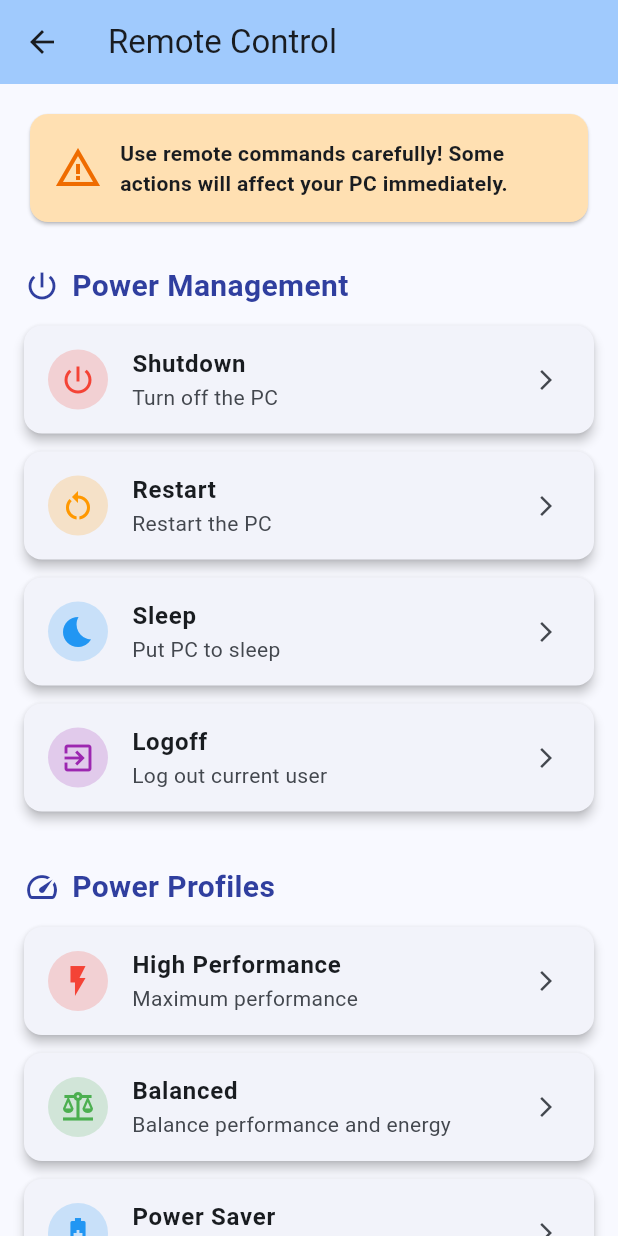
After one commit to vivek123r/systemMonitor, a Flutter app: the screen it shows after launch, after a tap on the "settings remote" icon, on a phone screen of 412 x 824 dp. The commit adds this screen. Run offline on Flutter 3.47's test engine with Material 3 defaults, Android fonts, the phone set to English and light mode, and no system bars; network calls fail.

Commit message:
Implement remote control features: add command execution, server endpoints, and Flutter UI integration

```diff
--- a/requirements.txt
+++ b/requirements.txt
@@ -1,3 +1,8 @@
 fastapi
 pydantic
 uvicorn
+psutil
+requests
+gputil
+pillow
+screen-brightness-control
--- a/systemmonitor/lib/main.dart
+++ b/systemmonitor/lib/main.dart
@@ -2,6 +2,7 @@ import 'package:flutter/material.dart';
 import 'package:http/http.dart' as http;
 import 'dart:convert';
 import 'dart:async';
+import 'remote_control_page.dart';
 
 void main() {
   runApp(const MyApp());
@@ -47,6 +48,14 @@ class _SystemMonitorPageState extends State<SystemMonitorPage> {
   bool _isLoading = true;
   String? _error;
   DateTime? _lastUpdate;
+
+  // Expansion states for collapsible sections
+  bool _cpuDetailsExpanded = false;
+  bool _ramDetailsExpanded = false;
+  bool _gpuDetailsExpanded = false;
+  bool _diskDetailsExpanded = false;
+  bool _networkDetailsExpanded = false;
+  bool _processesExpanded = false;
 
   @override
   void initState() {
@@ -95,6 +104,18 @@ class _SystemMonitorPageState extends State<SystemMonitorPage> {
         title: const Text('System Monitor'),
         backgroundColor: Theme.of(context).colorScheme.inversePrimary,
         actions: [
+          IconButton(
+            icon: const Icon(Icons.settings_remote),
+            tooltip: 'Remote Control',
+            onPressed: () {
+              Navigator.push(
+                context,
+                MaterialPageRoute(
+                  builder: (context) => const RemoteControlPage(),
+                ),
+              );
+            },
+          ),
           if (_lastUpdate != null)
             Padding(
               padding: const EdgeInsets.all(16.0),
@@ -143,24 +164,45 @@ class _SystemMonitorPageState extends State<SystemMonitorPage> {
                     stats['cpu'],
                     Icons.memory,
                     Colors.blue,
+                    onTap: stats['cpu_details'] != null
+                        ? () => setState(
+                            () => _cpuDetailsExpanded = !_cpuDetailsExpanded,
+                          )
+                        : null,
+                    isExpanded: _cpuDetailsExpanded,
                   ),
-                  if (stats['cpu_details'] != null) _buildCPUDetails(),
+                  if (stats['cpu_details'] != null && _cpuDetailsExpanded)
+                    _buildCPUDetails(),
                   const SizedBox(height: 16),
                   _buildStatCard(
                     'RAM Usage',
                     stats['ram'],
                     Icons.storage,
                     Colors.green,
+                    onTap: stats['ram_details'] != null
+                        ? () => setState(
+                            () => _ramDetailsExpanded = !_ramDetailsExpanded,
+                          )
+                        : null,
+                    isExpanded: _ramDetailsExpanded,
                   ),
-                  if (stats['ram_details'] != null) _buildRAMDetails(),
+                  if (stats['ram_details'] != null && _ramDetailsExpanded)
+                    _buildRAMDetails(),
                   const SizedBox(height: 16),
                   _buildStatCard(
                     'GPU Usage',
                     stats['gpu'],
                     Icons.videocam,
                     Colors.orange,
+                    onTap: stats['gpu_details'] != null
+                        ? () => setState(
+                            () => _gpuDetailsExpanded = !_gpuDetailsExpanded,
+                          )
+                        : null,
+                    isExpanded: _gpuDetailsExpanded,
                   ),
-                  if (stats['gpu_details'] != null) _buildGPUDetails(),
+                  if (stats['gpu_details'] != null && _gpuDetailsExpanded)
+                    _buildGPUDetails(),
                   const SizedBox(height: 16),
                   _buildDiskCards(),
                   if (stats['network'] != null) ...[
@@ -432,12 +474,17 @@ class _SystemMonitorPageState extends State<SystemMonitorPage> {
     String title,
     dynamic value,
     IconData icon,
-    Color color,
-  ) {
+    Color color, {
+    VoidCallback? onTap,
+    bool isExpanded = false,
+  }) {
     final percentage = value is num ? value.toDouble() : 0.0;
 
     return Card(
       elevation: 4,
+      child: InkWell(
+        onTap: onTap,
+        borderRadius: BorderRadius.circular(12),
         child: Padding(
           padding: const EdgeInsets.all(16),
           child: Column(
@@ -447,12 +494,19 @@ class _SystemMonitorPageState extends State<SystemMonitorPage> {
                 children: [
                   Icon(icon, color: color, size: 28),
                   const SizedBox(width: 8),
-                Text(
+                  Expanded(
+                    child: Text(
                       title,
                       style: const TextStyle(
                         fontSize: 18,
                         fontWeight: FontWeight.bold,
                       ),
+                    ),
+                  ),
+                  if (onTap != null)
+                    Icon(
+                      isExpanded ? Icons.expand_less : Icons.expand_more,
+                      color: Colors.grey,
                     ),
                 ],
               ),
@@ -466,9 +520,13 @@ class _SystemMonitorPageState extends State<SystemMonitorPage> {
               const SizedBox(height: 8),
               Text(
                 '${percentage.toStringAsFixed(1)}%',
-              style: const TextStyle(fontSize: 32, fontWeight: FontWeight.bold),
+                style: const TextStyle(
+                  fontSize: 32,
+                  fontWeight: FontWeight.bold,
+                ),
               ),
             ],
+          ),
         ),
       ),
     );
@@ -635,10 +693,18 @@ class _SystemMonitorPageState extends State<SystemMonitorPage> {
         ),
         ...diskDetails.entries.map((entry) {
           final details = entry.value as Map<String, dynamic>;
+          final diskIndex = diskDetails.keys.toList().indexOf(entry.key);
+          final isExpanded = _diskDetailsExpanded;
+
           return Padding(
             padding: const EdgeInsets.only(bottom: 12),
             child: Card(
               elevation: 4,
+              child: InkWell(
+                onTap: () => setState(
+                  () => _diskDetailsExpanded = !_diskDetailsExpanded,
+                ),
+                borderRadius: BorderRadius.circular(12),
                 child: Padding(
                   padding: const EdgeInsets.all(16),
                   child: Column(
@@ -652,12 +718,18 @@ class _SystemMonitorPageState extends State<SystemMonitorPage> {
                             size: 28,
                           ),
                           const SizedBox(width: 8),
-                        Text(
+                          Expanded(
+                            child: Text(
                               'Drive ${entry.key}:',
                               style: const TextStyle(
                                 fontSize: 18,
                                 fontWeight: FontWeight.bold,
                               ),
+                            ),
+                          ),
+                          Icon(
+                            isExpanded ? Icons.expand_less : Icons.expand_more,
+                            color: Colors.grey,
                           ),
                         ],
                       ),
@@ -676,18 +748,22 @@ class _SystemMonitorPageState extends State<SystemMonitorPage> {
                           fontWeight: FontWeight.bold,
                         ),
                       ),
+                      if (isExpanded) ...[
                         const Divider(height: 24),
                         _buildInfoRow('Total', '${details['total_gb']} GB'),
                         _buildInfoRow('Used', '${details['used_gb']} GB'),
                         _buildInfoRow('Free', '${details['free_gb']} GB'),
                         _buildInfoRow('Filesystem', details['filesystem']),
                       ],
+                    ],
+                  ),
                 ),
               ),
             ),
           );
         }).toList(),
-        if (stats['disk_io'] != null) _buildDiskIOCard(),
+        if (stats['disk_io'] != null && _diskDetailsExpanded)
+          _buildDiskIOCard(),
       ],
     );
   }
@@ -731,6 +807,10 @@ class _SystemMonitorPageState extends State<SystemMonitorPage> {
 
     return Card(
       elevation: 4,
+      child: InkWell(
+        onTap: () =>
+            setState(() => _networkDetailsExpanded = !_networkDetailsExpanded),
+        borderRadius: BorderRadius.circular(12),
         child: Padding(
           padding: const EdgeInsets.all(16),
           child: Column(
@@ -740,9 +820,20 @@ class _SystemMonitorPageState extends State<SystemMonitorPage> {
                 children: [
                   const Icon(Icons.network_check, color: Colors.teal, size: 28),
                   const SizedBox(width: 8),
-                const Text(
+                  const Expanded(
+                    child: Text(
                       'Network Statistics',
-                  style: TextStyle(fontSize: 18, fontWeight: FontWeight.bold),
+                      style: TextStyle(
+                        fontSize: 18,
+                        fontWeight: FontWeight.bold,
+                      ),
+                    ),
+                  ),
+                  Icon(
+                    _networkDetailsExpanded
+                        ? Icons.expand_less
+                        : Icons.expand_more,
+                    color: Colors.grey,
                   ),
                 ],
               ),
@@ -794,12 +885,15 @@ class _SystemMonitorPageState extends State<SystemMonitorPage> {
                   ),
                 ],
               ),
+              if (_networkDetailsExpanded) ...[
                 const Divider(height: 24),
                 _buildInfoRow('Errors In', '${network['errors_in']}'),
                 _buildInfoRow('Errors Out', '${network['errors_out']}'),
                 _buildInfoRow('Dropped In', '${network['drop_in']}'),
                 _buildInfoRow('Dropped Out', '${network['drop_out']}'),
               ],
+            ],
+          ),
         ),
       ),
     );
@@ -814,6 +908,9 @@ class _SystemMonitorPageState extends State<SystemMonitorPage> {
 
     return Card(
       elevation: 4,
+      child: InkWell(
+        onTap: () => setState(() => _processesExpanded = !_processesExpanded),
+        borderRadius: BorderRadius.circular(12),
         child: Padding(
           padding: const EdgeInsets.all(16),
           child: Column(
@@ -823,15 +920,22 @@ class _SystemMonitorPageState extends State<SystemMonitorPage> {
                 children: [
                   const Icon(Icons.apps, color: Colors.deepOrange, size: 28),
                   const SizedBox(width: 8),
-                Text(
+                  Expanded(
+                    child: Text(
                       'Top Processes (${processes['total_processes']} total)',
                       style: const TextStyle(
                         fontSize: 18,
                         fontWeight: FontWeight.bold,
                       ),
                     ),
+                  ),
+                  Icon(
+                    _processesExpanded ? Icons.expand_less : Icons.expand_more,
+                    color: Colors.grey,
+                  ),
                 ],
               ),
+              if (_processesExpanded) ...[
                 const Divider(height: 24),
                 if (topCPU != null) ...[
                   const Text(
@@ -844,7 +948,9 @@ class _SystemMonitorPageState extends State<SystemMonitorPage> {
                       dense: true,
                       leading: const Icon(Icons.memory, size: 20),
                       title: Text(proc['name'] ?? 'Unknown'),
-                  trailing: Text('${proc['cpu_percent']?.toStringAsFixed(1)}%'),
+                      trailing: Text(
+                        '${proc['cpu_percent']?.toStringAsFixed(1)}%',
+                      ),
                     );
                   }).toList(),
                 ],
@@ -867,6 +973,8 @@ class _SystemMonitorPageState extends State<SystemMonitorPage> {
                   }).toList(),
                 ],
               ],
+            ],
+          ),
         ),
       ),
     );
--- /dev/null
+++ b/systemmonitor/lib/remote_control_page.dart
@@ -0,0 +1,332 @@
+import 'package:flutter/material.dart';
+import 'package:http/http.dart' as http;
+import 'dart:convert';
+
+class RemoteControlPage extends StatefulWidget {
+  const RemoteControlPage({super.key});
+
+  @override
+  State<RemoteControlPage> createState() => _RemoteControlPageState();
+}
+
+class _RemoteControlPageState extends State<RemoteControlPage> {
+  static const String apiUrl =
+      'https://system-monitor-silk.vercel.app/api/command';
+
+  double _brightnessValue = 50.0;
+  bool _isLoading = false;
+
+  Future<void> sendCommand(
+    String command, {
+    Map<String, dynamic>? params,
+  }) async {
+    setState(() => _isLoading = true);
+
+    try {
+      final response = await http.post(
+        Uri.parse(apiUrl),
+        headers: {'Content-Type': 'application/json'},
+        body: json.encode({'command': command, 'params': params ?? {}}),
+      );
+
+      if (response.statusCode == 200) {
+        if (mounted) {
+          ScaffoldMessenger.of(context).showSnackBar(
+            SnackBar(
+              content: Text('Command "$command" sent successfully!'),
+              backgroundColor: Colors.green,
+              duration: const Duration(seconds: 2),
+            ),
+          );
+        }
+      } else {
+        throw Exception('Failed to send command');
+      }
+    } catch (e) {
+      if (mounted) {
+        ScaffoldMessenger.of(context).showSnackBar(
+          SnackBar(
+            content: Text('Error: $e'),
+            backgroundColor: Colors.red,
+            duration: const Duration(seconds: 3),
+          ),
+        );
+      }
+    } finally {
+      setState(() => _isLoading = false);
+    }
+  }
+
+  Future<bool> confirmAction(String title, String message) async {
+    return await showDialog<bool>(
+          context: context,
+          builder: (context) => AlertDialog(
+            title: Text(title),
+            content: Text(message),
+            actions: [
+              TextButton(
+                onPressed: () => Navigator.pop(context, false),
+                child: const Text('Cancel'),
+              ),
+              ElevatedButton(
+                onPressed: () => Navigator.pop(context, true),
+                style: ElevatedButton.styleFrom(backgroundColor: Colors.red),
+                child: const Text('Confirm'),
+              ),
+            ],
+          ),
+        ) ??
+        false;
+  }
+
+  @override
+  Widget build(BuildContext context) {
+    return Scaffold(
+      appBar: AppBar(
+        title: const Text('Remote Control'),
+        backgroundColor: Theme.of(context).colorScheme.inversePrimary,
+      ),
+      body: _isLoading
+          ? const Center(child: CircularProgressIndicator())
+          : SingleChildScrollView(
+              padding: const EdgeInsets.all(16),
+              child: Column(
+                crossAxisAlignment: CrossAxisAlignment.stretch,
+                children: [
+                  // Warning Card
+                  Card(
+                    color: Colors.orange[100],
+                    child: Padding(
+                      padding: const EdgeInsets.all(16),
+                      child: Row(
+                        children: [
+                          Icon(
+                            Icons.warning_amber,
+                            color: Colors.orange[800],
+                            size: 32,
+                          ),
+                          const SizedBox(width: 12),
+                          const Expanded(
+                            child: Text(
+                              'Use remote commands carefully! Some actions will affect your PC immediately.',
+                              style: TextStyle(fontWeight: FontWeight.bold),
+                            ),
+                          ),
+                        ],
+                      ),
+                    ),
+                  ),
+
+                  const SizedBox(height: 24),
+
+                  // Power Commands
+                  _buildSectionTitle(
+                    'Power Management',
+                    Icons.power_settings_new,
+                  ),
+                  _buildControlCard(
+                    icon: Icons.power_settings_new,
+                    title: 'Shutdown',
+                    subtitle: 'Turn off the PC',
+                    color: Colors.red,
+                    onTap: () async {
+                      if (await confirmAction(
+                        'Shutdown PC',
+                        'Are you sure you want to shutdown the PC?',
+                      )) {
+                        sendCommand('shutdown');
+                      }
+                    },
+                  ),
+                  _buildControlCard(
+                    icon: Icons.restart_alt,
+                    title: 'Restart',
+                    subtitle: 'Restart the PC',
+                    color: Colors.orange,
+                    onTap: () async {
+                      if (await confirmAction(
+                        'Restart PC',
+                        'Are you sure you want to restart the PC?',
+                      )) {
+                        sendCommand('restart');
+                      }
+                    },
+                  ),
+                  _buildControlCard(
+                    icon: Icons.bedtime,
+                    title: 'Sleep',
+                    subtitle: 'Put PC to sleep',
+                    color: Colors.blue,
+                    onTap: () => sendCommand('sleep'),
+                  ),
+                  _buildControlCard(
+                    icon: Icons.exit_to_app,
+                    title: 'Logoff',
+                    subtitle: 'Log out current user',
+                    color: Colors.purple,
+                    onTap: () async {
+                      if (await confirmAction(
+                        'Logoff',
+                        'Are you sure you want to log off?',
+                      )) {
+                        sendCommand('logoff');
+                      }
+                    },
+                  ),
+
+                  const SizedBox(height: 24),
+
+                  // Power Profiles
+                  _buildSectionTitle('Power Profiles', Icons.speed),
+                  _buildControlCard(
+                    icon: Icons.flash_on,
+                    title: 'High Performance',
+                    subtitle: 'Maximum performance',
+                    color: Colors.red,
+                    onTap: () => sendCommand('power_high'),
+                  ),
+                  _buildControlCard(
+                    icon: Icons.balance,
+                    title: 'Balanced',
+                    subtitle: 'Balance performance and energy',
+                    color: Colors.green,
+                    onTap: () => sendCommand('power_balanced'),
+                  ),
+                  _buildControlCard(
+                    icon: Icons.battery_saver,
+                    title: 'Power Saver',
+                    subtitle: 'Maximize battery life',
+                    color: Colors.blue,
+                    onTap: () => sendCommand('power_saver'),
+                  ),
+
+                  const SizedBox(height: 24),
+
+                  // Brightness Control
+                  _buildSectionTitle('Screen Brightness', Icons.brightness_6),
+                  Card(
+                    elevation: 4,
+                    child: Padding(
+                      padding: const EdgeInsets.all(16),
+                      child: Column(
+                        crossAxisAlignment: CrossAxisAlignment.start,
+                        children: [
+                          Row(
+                            children: [
+                              const Icon(
+                                Icons.brightness_6,
+                                color: Colors.amber,
+                              ),
+                              const SizedBox(width: 12),
+                              Text(
+                                'Brightness: ${_brightnessValue.round()}%',
+                                style: const TextStyle(
+                                  fontSize: 18,
+                                  fontWeight: FontWeight.bold,
+                                ),
+                              ),
+                            ],
+                          ),
+                          Slider(
+                            value: _brightnessValue,
+                            min: 0,
+                            max: 100,
+                            divisions: 20,
+                            label: '${_brightnessValue.round()}%',
+                            onChanged: (value) {
+                              setState(() => _brightnessValue = value);
+                            },
+                          ),
+                          ElevatedButton.icon(
+                            onPressed: () => sendCommand(
+                              'brightness',
+                              params: {'value': _brightnessValue.round()},
+                            ),
+                            icon: const Icon(Icons.check),
+                            label: const Text('Apply Brightness'),
+                            style: ElevatedButton.styleFrom(
+                              backgroundColor: Colors.amber,
+                              minimumSize: const Size.fromHeight(45),
+                            ),
+                          ),
+                        ],
+                      ),
+                    ),
+                  ),
+
+                  const SizedBox(height: 24),
+
+                  // Quick Actions
+                  _buildSectionTitle('Quick Actions', Icons.bolt),
+                  _buildControlCard(
+                    icon: Icons.camera_alt,
+                    title: 'Take Screenshot',
+                    subtitle: 'Capture the screen',
+                    color: Colors.teal,
+                    onTap: () => sendCommand('screenshot'),
+                  ),
+                  _buildControlCard(
+                    icon: Icons.open_in_new,
+                    title: 'Open Notepad',
+                    subtitle: 'Launch notepad.exe',
+                    color: Colors.indigo,
+                    onTap: () =>
+                        sendCommand('open_app', params: {'app': 'notepad.exe'}),
+                  ),
+                  _buildControlCard(
+                    icon: Icons.web,
+                    title: 'Open Chrome',
+                    subtitle: 'Launch Google Chrome',
+                    color: Colors.green,
+                    onTap: () =>
+                        sendCommand('open_app', params: {'app': 'chrome.exe'}),
+                  ),
+                ],
+              ),
+            ),
+    );
+  }
+
+  Widget _buildSectionTitle(String title, IconData icon) {
+    return Padding(
+      padding: const EdgeInsets.only(bottom: 12),
+      child: Row(
+        children: [
+          Icon(icon, color: Colors.indigo[700]),
+          const SizedBox(width: 8),
+          Text(
+            title,
+            style: TextStyle(
+              fontSize: 20,
+              fontWeight: FontWeight.bold,
+              color: Colors.indigo[700],
+            ),
+          ),
+        ],
+      ),
+    );
+  }
+
+  Widget _buildControlCard({
+    required IconData icon,
+    required String title,
+    required String subtitle,
+    required Color color,
+    required VoidCallback onTap,
+  }) {
+    return Card(
+      elevation: 3,
+      margin: const EdgeInsets.only(bottom: 12),
+      child: ListTile(
+        leading: CircleAvatar(
+          backgroundColor: color.withOpacity(0.2),
+          child: Icon(icon, color: color),
+        ),
+        title: Text(title, style: const TextStyle(fontWeight: FontWeight.bold)),
+        subtitle: Text(subtitle),
+        trailing: const Icon(Icons.arrow_forward_ios, size: 16),
+        onTap: onTap,
+      ),
+    );
+  }
+}
```
Also changed, not shown: 3 other files. Lines whose indentation alone changed are shown as unchanged.
